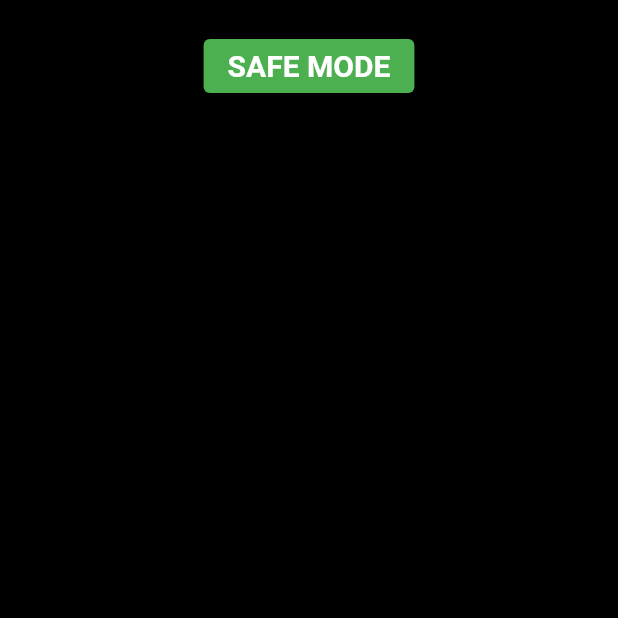
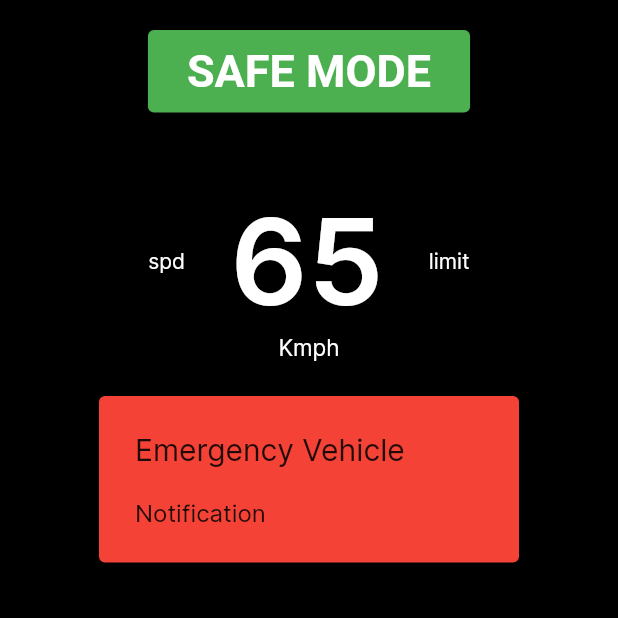
Before and after one commit to hasantha-nadeeshan/V2V-Communication-4-Augmented-Driving, a Flutter app: the screen it shows after launch, on a phone screen of 412 x 824 dp, the top half of it. Run offline on Flutter 3.47's test engine with Material 2 defaults, Android fonts, the phone set to English and light mode, and no system bars; our stand-ins replace flutter_svg, hive, hive_flutter, rive; missing offline and left inert: imageview360; accounts and stored records are empty.

```diff
--- a/lib/screens/home/home_screen.dart
+++ b/lib/screens/home/home_screen.dart
@@ -174,11 +174,14 @@ class _HomeScreenState extends State<HomeScreen> {
                         elevation: 12.0,
                         textStyle: const TextStyle(
                           color: Colors.white,
-                          fontSize: 20.0,
+                          fontSize: 30.0,
                           fontWeight: FontWeight.bold,
                           )),
 
-                    child: const Text('SAFE MODE'),
+                    child: Padding(
+                      padding: const EdgeInsets.all(10.0),
+                      child: const Text('SAFE MODE'),
+                    ),
                   ),
               ),
               const SizedBox(height: 50),
@@ -186,14 +189,39 @@ class _HomeScreenState extends State<HomeScreen> {
                 child: Row(
                   mainAxisAlignment: MainAxisAlignment.center,
                   children: [
-                    Text("spd"),
+                    Text("spd",
+                      style: TextStyle(
+                        color: Colors.white,
+                      ),
+                    ),
                     const SizedBox(width: 30),
-                    Text("65"),
-                    Text("limit")
+                    Text("65",
+                      style: TextStyle(
+                        color: Colors.white,
+                        fontSize: 80.0,
+                        fontWeight: FontWeight.bold
+                      ),
+                    ),
+                    const SizedBox(width:30),
+                    Text("limit",
+                      style: TextStyle(
+                        color: Colors.white,
+                      ),
+                    ),
                   ],
                 ),
-              )
+              ),
+              Center(
 
+                  child: Text("Kmph",
+                      style: TextStyle(
+                        fontSize: 15.0,
+                        color: Colors.white,
+                      ),
+                    ),
+                ),
+
+                showEmergency ? emergencyAlertShow() : Text(''),
 
 
 
```
Also changed, not shown: lib/constants.dart (+2 -6 lines), lib/screens/popupcards/emergency.dart (+8 -86 lines).
